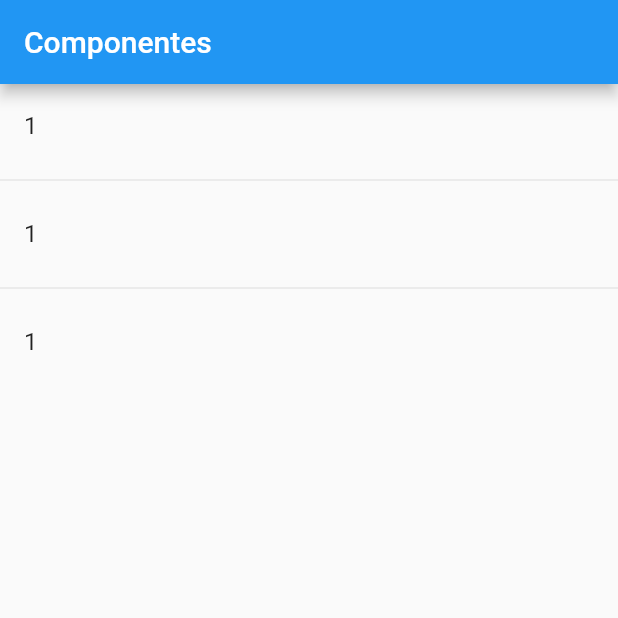
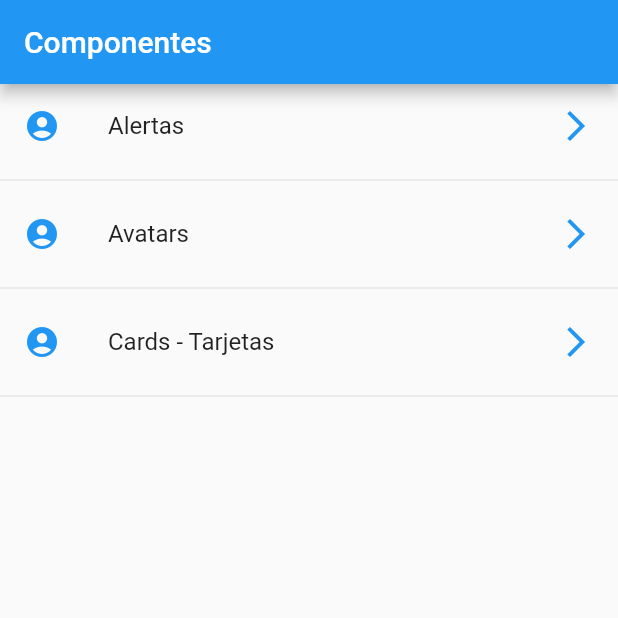
Before and after one commit to zesaru/flutter_components_u, a Flutter app: the screen it shows after launch, on a phone screen of 412 x 824 dp, the top half of it. Run offline on Flutter 3.47's test engine with Material 2 defaults, Android fonts, the phone set to English and light mode, and no system bars.

```diff
--- a/lib/src/pages/home_page.dart
+++ b/lib/src/pages/home_page.dart
@@ -13,20 +13,34 @@ class HomePage extends StatelessWidget {
   }
 
   Widget _lista() {
-    print(menuProvider.opciones);
+    return FutureBuilder(
+      future: menuProvider.cargarData(),
+      //initialData: InitialData,
+      builder: (context, AsyncSnapshot<List<dynamic>> snapshot) {
+        return ListView(
+          children: _listaItems(snapshot.data),
+        );
+      },
+    );
 
     return ListView(
       children: _listaItems(),
     );
   }
 
-  List<Widget> _listaItems() {
-    return [
-      ListTile(title: Text('1')),
-      Divider(),
-      ListTile(title: Text('1')),
-      Divider(),
-      ListTile(title: Text('1')),
-    ];
+  List<Widget> _listaItems(List<dynamic> data) {
+    final List<Widget> opciones = [];
+
+    data.forEach((opt) {
+      final widgetTemp = ListTile(
+        title: Text(opt['texto']),
+        leading: Icon(Icons.account_circle, color: Colors.blue),
+        trailing: Icon(Icons.arrow_forward_ios, color: Colors.blue),
+        onTap: () {},
+      );
+      opciones..add(widgetTemp)..add(Divider());
+    });
+
+    return opciones;
   }
 }
```
